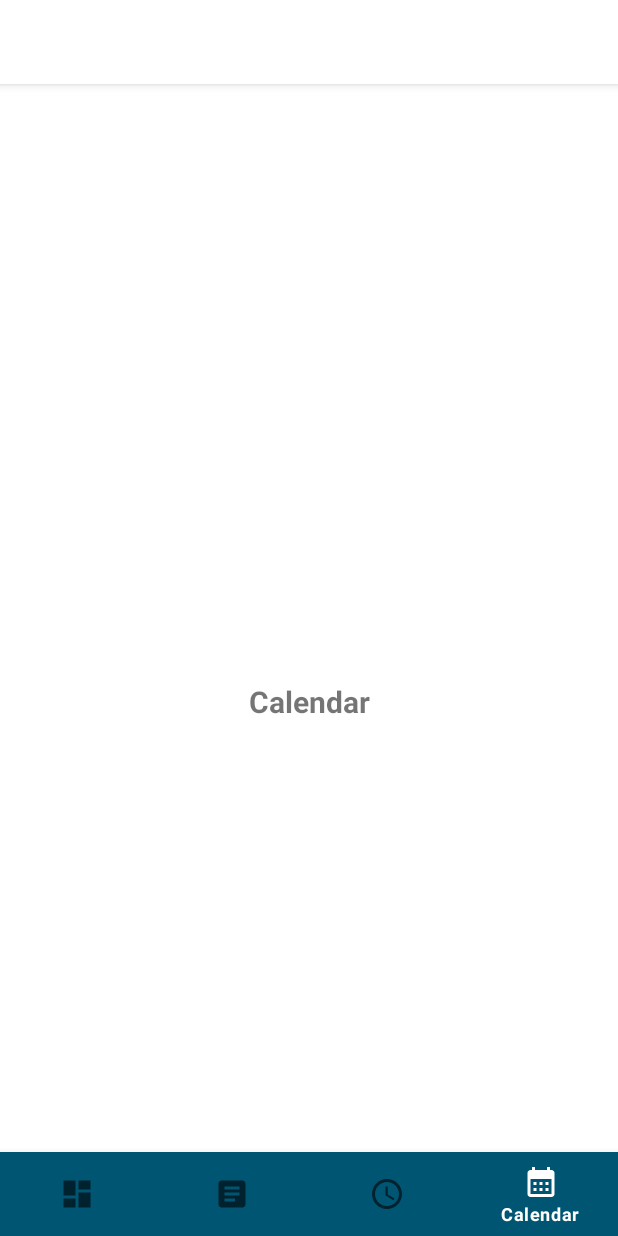
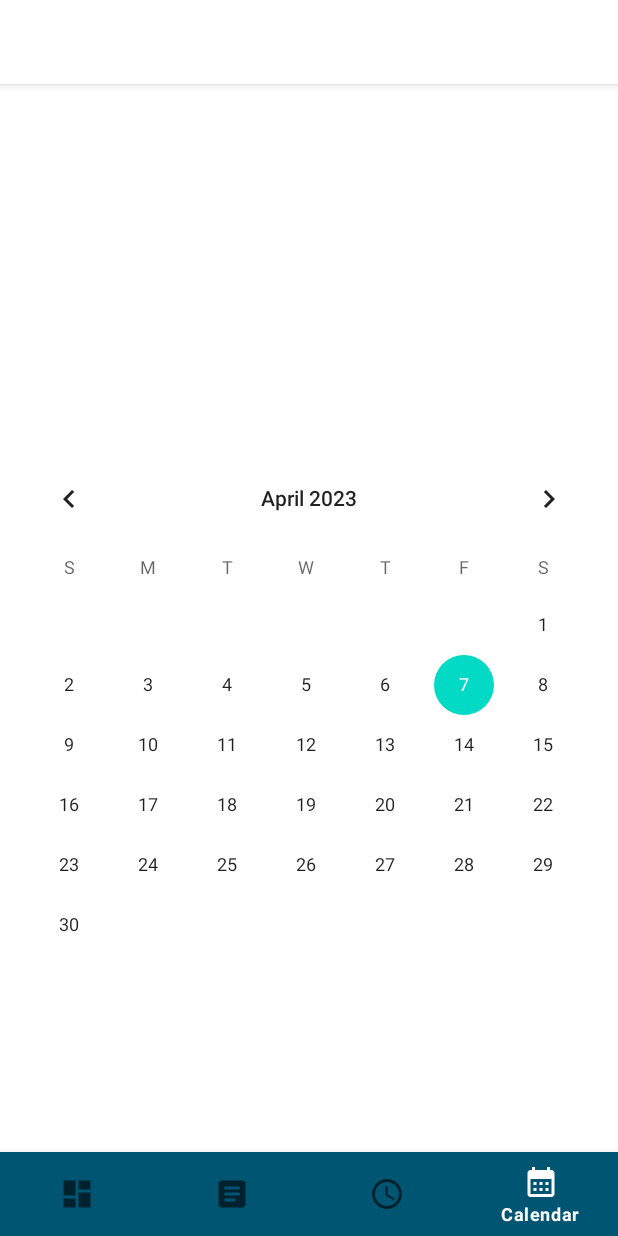
Before and after one commit to StijnMapper/Timeregistration, an Android app: the CalendarFragment screen opened through its navigation route, on a phone screen of 412 x 824 dp. Run offline under Robolectric (Android 15) with nearby library versions, the phone set to English and light mode, and no system bars; our stand-ins replace navigation-ui.

Commit message:
Update fragment_calendar.xml
Feat: calendar layout

```diff
--- a/MyApplication/app/src/main/res/layout/fragment_calendar.xml
+++ b/MyApplication/app/src/main/res/layout/fragment_calendar.xml
@@ -6,19 +6,9 @@
     xmlns:app="http://schemas.android.com/apk/res-auto"
     tools:context=".ui.calendar.CalendarFragment">
 
-
-    <TextView
-        android:id="@+id/textCalendar"
+    <CalendarView
         android:layout_width="match_parent"
         android:layout_height="wrap_content"
-        android:text="Calendar"
-        android:layout_gravity="center"
-        android:textStyle="bold"
-        android:textAlignment="center"
-        android:textSize="20sp"
-        app:layout_constraintBottom_toBottomOf="parent"
-        app:layout_constraintEnd_toEndOf="parent"
-        app:layout_constraintStart_toStartOf="parent"
-        app:layout_constraintTop_toTopOf="parent" />
-
+        android:foregroundGravity="fill_vertical"
+        android:layout_gravity="center_vertical"/>
 </FrameLayout>
```
